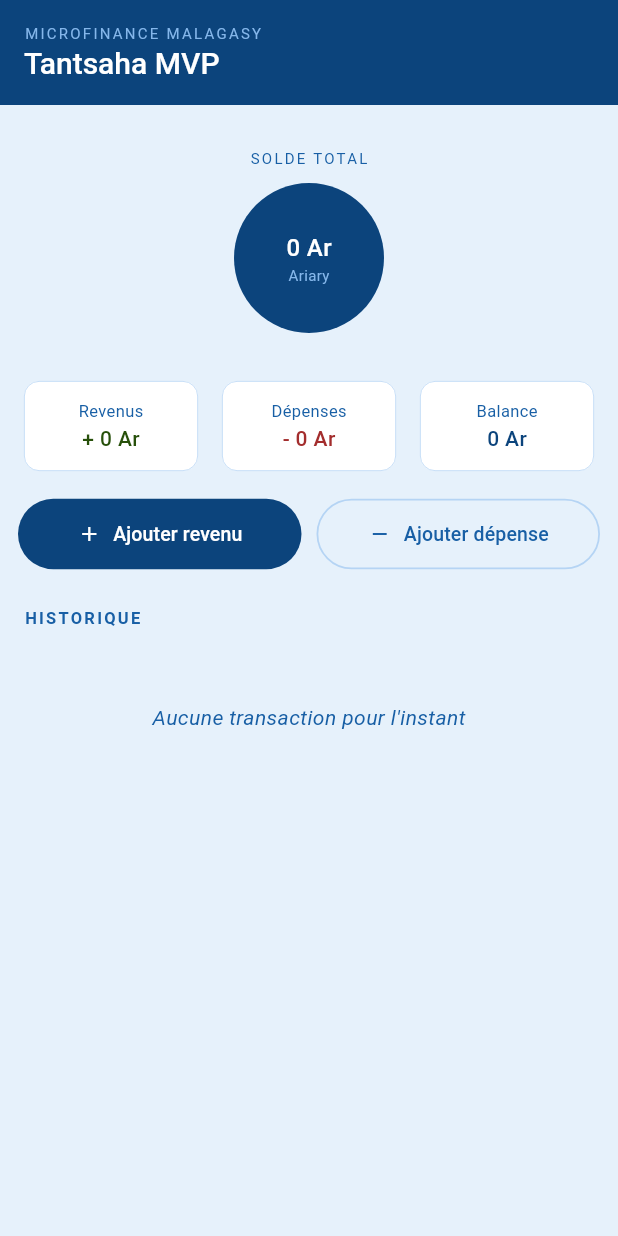
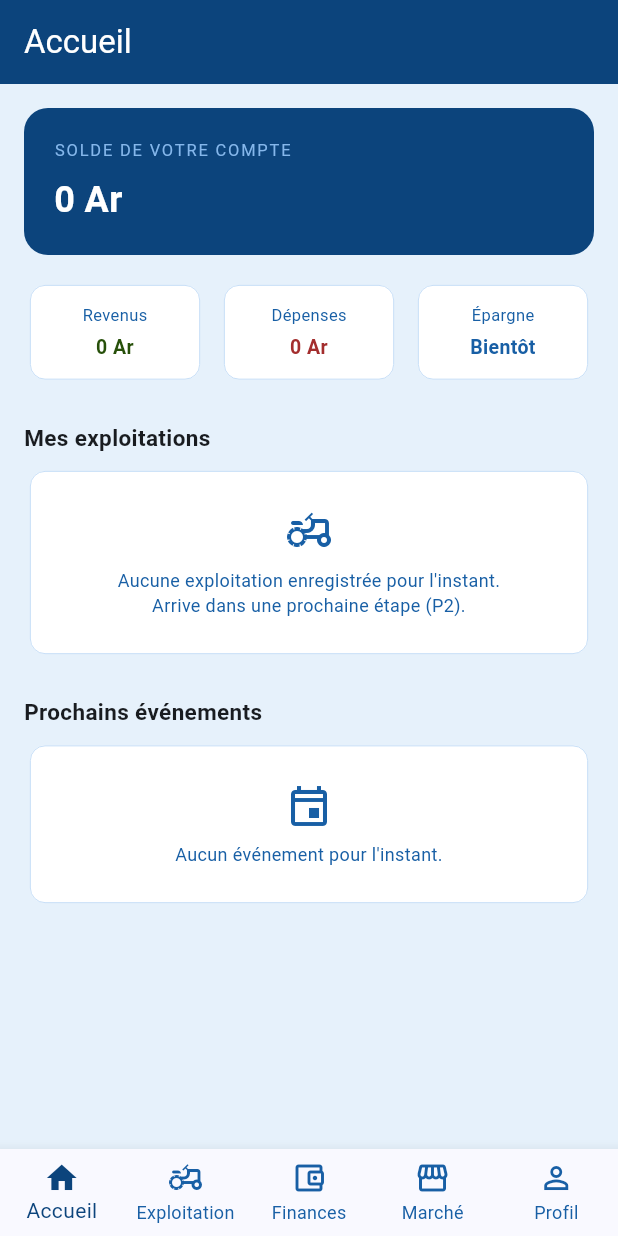
Before and after one commit to Cjaoh/MicfroFinanace_Tantsaha, a Flutter app: the screen it shows after launch, on a phone screen of 412 x 824 dp. Run offline on Flutter 3.47's test engine with Material 3 defaults, Android fonts, the phone set to English and light mode, and no system bars; our stand-ins replace sqflite; accounts and stored records are empty.

Commit message:
ajout ecrant

```diff
--- a/lib/constants/app_colors.dart
+++ /dev/null
@@ -1,14 +0,0 @@
-import 'package:flutter/material.dart';
-
-class AppColors {
-  static const Color primaryBrown  = Color(0xFF7C4A1E);
-  static const Color lightBrown    = Color(0xFF9E6730);
-  static const Color creamBg       = Color(0xFFFFF8F0);
-  static const Color creamCard     = Color(0xFFFFFFFF);
-  static const Color goldBorder    = Color(0xFFF5D5A8);
-  static const Color goldText      = Color(0xFFF5D5A8);
-  static const Color revenueGreen  = Color(0xFF1B5E3B);
-  static const Color depenseRed    = Color(0xFFC0392B);
-  static const Color textDark      = Color(0xFF2C2C2A);
-  static const Color textMuted     = Color(0xFF888780);
-}
--- a/lib/main.dart
+++ b/lib/main.dart
@@ -1,7 +1,7 @@
 import 'package:flutter/material.dart';
 import 'package:provider/provider.dart';
 import 'providers/transaction_provider.dart';
-import 'screens/home_screen.dart';
+import 'screens/main_navigation.dart';
 import 'core/app_theme.dart';
 
 void main() {
@@ -19,7 +19,7 @@ class MyApp extends StatelessWidget {
         title: 'Gestion Finances',
         theme: AppTheme.theme,
         debugShowCheckedModeBanner: false,
-        home: const HomeScreen(),
+        home: const MainNavigation(),
       ),
     );
   }
--- /dev/null
+++ b/lib/screens/accueil_screen.dart
@@ -0,0 +1,182 @@
+import 'package:flutter/material.dart';
+import 'package:provider/provider.dart';
+import 'package:intl/intl.dart';
+import '../core/app_theme.dart';
+import '../providers/transaction_provider.dart';
+
+/// Écran "Accueil" — tableau de bord, premier écran de la maquette.
+///
+/// Le solde et les totaux revenus/dépenses viennent du vrai
+/// [TransactionProvider] (donc de SQLite). Les sections "Mes
+/// exploitations" et "Prochains événements" n'ont pas encore de données
+/// réelles derrière (modules P2/P4 non développés) : on affiche un état
+/// vide honnête plutôt que des exemples inventés.
+class AccueilScreen extends StatelessWidget {
+  const AccueilScreen({super.key});
+
+  String _formatAriary(int montant) {
+    return '${NumberFormat('#,###', 'fr_FR').format(montant).replaceAll(',', ' ')} Ar';
+  }
+
+  @override
+  Widget build(BuildContext context) {
+    final provider = context.watch<TransactionProvider>();
+
+    return Scaffold(
+      appBar: AppBar(title: const Text('Accueil')),
+      body: SafeArea(
+        child: ListView(
+          padding: const EdgeInsets.all(16),
+          children: [
+            // Carte solde du compte
+            Container(
+              width: double.infinity,
+              padding: const EdgeInsets.all(20),
+              decoration: BoxDecoration(
+                color: AppColors.primary,
+                borderRadius: BorderRadius.circular(16),
+              ),
+              child: Column(
+                crossAxisAlignment: CrossAxisAlignment.start,
+                children: [
+                  Text(
+                    'SOLDE DE VOTRE COMPTE',
+                    style: TextStyle(
+                      fontSize: 11,
+                      letterSpacing: 1.2,
+                      color: AppColors.subtleBlue,
+                    ),
+                  ),
+                  const SizedBox(height: 8),
+                  Text(
+                    _formatAriary(provider.balance),
+                    style: const TextStyle(
+                      fontSize: 24,
+                      color: Colors.white,
+                      fontWeight: FontWeight.bold,
+                    ),
+                  ),
+                ],
+              ),
+            ),
+            const SizedBox(height: 16),
+
+            // Revenus / Dépenses / Épargne
+            Row(
+              children: [
+                Expanded(
+                  child: _MiniStatCard(
+                    label: 'Revenus',
+                    valeur: _formatAriary(provider.totalRevenus),
+                    couleur: AppColors.revAmount,
+                  ),
+                ),
+                const SizedBox(width: 8),
+                Expanded(
+                  child: _MiniStatCard(
+                    label: 'Dépenses',
+                    valeur: _formatAriary(provider.totalDepenses),
+                    couleur: AppColors.depAmount,
+                  ),
+                ),
+                const SizedBox(width: 8),
+                Expanded(
+                  child: _MiniStatCard(
+                    label: 'Épargne',
+                    valeur: 'Bientôt',
+                    couleur: AppColors.mutedText,
+                  ),
+                ),
+              ],
+            ),
+            const SizedBox(height: 24),
+
+            const _SectionTitle(titre: 'Mes exploitations'),
+            const SizedBox(height: 8),
+            const _EmptyStateCard(
+              icone: Icons.agriculture_outlined,
+              message:
+                  "Aucune exploitation enregistrée pour l'instant.\nArrive dans une prochaine étape (P2).",
+            ),
+            const SizedBox(height: 24),
+
+            const _SectionTitle(titre: 'Prochains événements'),
+            const SizedBox(height: 8),
+            const _EmptyStateCard(
+              icone: Icons.event_outlined,
+              message: "Aucun événement pour l'instant.",
+            ),
+          ],
+        ),
+      ),
+    );
+  }
+}
+
+class _MiniStatCard extends StatelessWidget {
+  final String label;
+  final String valeur;
+  final Color couleur;
+
+  const _MiniStatCard({
+    required this.label,
+    required this.valeur,
+    required this.couleur,
+  });
+
+  @override
+  Widget build(BuildContext context) {
+    return Card(
+      child: Padding(
+        padding: const EdgeInsets.all(12),
+        child: Column(
+          children: [
+            Text(label, style: TextStyle(fontSize: 11, color: AppColors.mutedText)),
+            const SizedBox(height: 4),
+            Text(
+              valeur,
+              textAlign: TextAlign.center,
+              style: TextStyle(fontSize: 13, fontWeight: FontWeight.w600, color: couleur),
+            ),
+          ],
+        ),
+      ),
+    );
+  }
+}
+
+class _SectionTitle extends StatelessWidget {
+  final String titre;
+  const _SectionTitle({required this.titre});
+
+  @override
+  Widget build(BuildContext context) {
+    return Text(titre, style: const TextStyle(fontSize: 15, fontWeight: FontWeight.w600));
+  }
+}
+
+class _EmptyStateCard extends StatelessWidget {
+  final IconData icone;
+  final String message;
+  const _EmptyStateCard({required this.icone, required this.message});
+
+  @override
+  Widget build(BuildContext context) {
+    return Card(
+      child: Padding(
+        padding: const EdgeInsets.symmetric(vertical: 24, horizontal: 16),
+        child: Column(
+          children: [
+            Icon(icone, size: 32, color: AppColors.mutedText),
+            const SizedBox(height: 8),
+            Text(
+              message,
+              textAlign: TextAlign.center,
+              style: TextStyle(fontSize: 12, color: AppColors.mutedText),
+            ),
+          ],
+        ),
+      ),
+    );
+  }
+}
--- /dev/null
+++ b/lib/screens/exploitation_screen.dart
@@ -0,0 +1,19 @@
+import 'package:flutter/material.dart';
+import '../widgets/placeholder_module.dart';
+
+class ExploitationScreen extends StatelessWidget {
+  const ExploitationScreen({super.key});
+
+  @override
+  Widget build(BuildContext context) {
+    return Scaffold(
+      appBar: AppBar(title: const Text('Mon exploitation')),
+      body: const PlaceholderModule(
+        icone: Icons.agriculture_outlined,
+        titre: 'Module Exploitation',
+        description:
+            'La gestion des parcelles et des cultures arrive dans une prochaine étape (phase P2 de la roadmap).',
+      ),
+    );
+  }
+}
--- a/lib/screens/home_screen.dart
+++ b/lib/screens/finances_screen.dart
@@ -8,14 +8,14 @@ import '../core/app_theme.dart';
 import '../widgets/transaction_tile.dart';
 import '../widgets/category_picker.dart';
 
-class HomeScreen extends StatefulWidget {
-  const HomeScreen({super.key});
+class FinancesScreen extends StatefulWidget {
+  const FinancesScreen({super.key});
 
   @override
-  State<HomeScreen> createState() => _HomeScreenState();
+  State<FinancesScreen> createState() => _FinancesScreenState();
 }
 
-class _HomeScreenState extends State<HomeScreen> {
+class _FinancesScreenState extends State<FinancesScreen> {
 
   String _formatAriary(int montant) {
     return '${NumberFormat('#,###', 'fr_FR').format(montant).replaceAll(',', ' ')} Ar';
@@ -187,7 +187,7 @@ class _HomeScreenState extends State<HomeScreen> {
               ),
             ),
             Text(
-              'Tantsaha MVP',
+              'Mes finances',
               style: TextStyle(
                 fontSize: 20,
                 color: Colors.white,
--- /dev/null
+++ b/lib/screens/main_navigation.dart
@@ -0,0 +1,82 @@
+import 'package:flutter/material.dart';
+import '../core/app_theme.dart';
+import 'accueil_screen.dart';
+import 'exploitation_screen.dart';
+import 'finances_screen.dart';
+import 'marche_screen.dart';
+import 'profil_screen.dart';
+
+/// Ossature de navigation principale.
+///
+/// Reproduit la barre de navigation à 5 onglets définie dans le cahier des
+/// charges (section 16 — UX/UI : "Navigation principale : Accueil,
+/// Exploitation, Finances, Marché, Profil.").
+///
+/// Chaque onglet garde son propre [Scaffold] (AppBar compris) — c'est un
+/// pattern standard en Flutter qui laisse chaque écran gérer sa propre
+/// barre supérieure sans complexifier cette classe.
+class MainNavigation extends StatefulWidget {
+  const MainNavigation({super.key});
+
+  @override
+  State<MainNavigation> createState() => _MainNavigationState();
+}
+
+class _MainNavigationState extends State<MainNavigation> {
+  int _selectedIndex = 0;
+
+  static const List<Widget> _screens = [
+    AccueilScreen(),
+    ExploitationScreen(),
+    FinancesScreen(),
+    MarcheScreen(),
+    ProfilScreen(),
+  ];
+
+  @override
+  Widget build(BuildContext context) {
+    return Scaffold(
+      // IndexedStack garde l'état de chaque écran en mémoire quand on
+      // change d'onglet, au lieu de reconstruire l'écran à chaque fois
+      // (important pour ne pas perdre la saisie en cours, par exemple).
+      body: IndexedStack(
+        index: _selectedIndex,
+        children: _screens,
+      ),
+      bottomNavigationBar: BottomNavigationBar(
+        currentIndex: _selectedIndex,
+        type: BottomNavigationBarType.fixed,
+        selectedItemColor: AppColors.primary,
+        unselectedItemColor: AppColors.mutedText,
+        onTap: (index) => setState(() => _selectedIndex = index),
+        items: const [
+          BottomNavigationBarItem(
+            icon: Icon(Icons.home_outlined),
+            activeIcon: Icon(Icons.home),
+            label: 'Accueil',
+          ),
+          BottomNavigationBarItem(
+            icon: Icon(Icons.agriculture_outlined),
+            activeIcon: Icon(Icons.agriculture),
+            label: 'Exploitation',
+          ),
+          BottomNavigationBarItem(
+            icon: Icon(Icons.account_balance_wallet_outlined),
+            activeIcon: Icon(Icons.account_balance_wallet),
+            label: 'Finances',
+          ),
+          BottomNavigationBarItem(
+            icon: Icon(Icons.storefront_outlined),
+            activeIcon: Icon(Icons.storefront),
+            label: 'Marché',
+          ),
+          BottomNavigationBarItem(
+            icon: Icon(Icons.person_outline),
+            activeIcon: Icon(Icons.person),
+            label: 'Profil',
+          ),
+        ],
+      ),
+    );
+  }
+}
--- /dev/null
+++ b/lib/screens/marche_screen.dart
@@ -0,0 +1,19 @@
+import 'package:flutter/material.dart';
+import '../widgets/placeholder_module.dart';
+
+class MarcheScreen extends StatelessWidget {
+  const MarcheScreen({super.key});
+
+  @override
+  Widget build(BuildContext context) {
+    return Scaffold(
+      appBar: AppBar(title: const Text('Marché')),
+      body: const PlaceholderModule(
+        icone: Icons.storefront_outlined,
+        titre: 'Marché',
+        description:
+            'Le catalogue de produits et la vente des récoltes sont prévus en phase P10 (marketplace) de la roadmap.',
+      ),
+    );
+  }
+}
--- /dev/null
+++ b/lib/screens/profil_screen.dart
@@ -0,0 +1,19 @@
+import 'package:flutter/material.dart';
+import '../widgets/placeholder_module.dart';
+
+class ProfilScreen extends StatelessWidget {
+  const ProfilScreen({super.key});
+
+  @override
+  Widget build(BuildContext context) {
+    return Scaffold(
+      appBar: AppBar(title: const Text('Profil')),
+      body: const PlaceholderModule(
+        icone: Icons.person_outline,
+        titre: 'Profil & authentification',
+        description:
+            "La gestion du profil agriculteur et la connexion sécurisée arrivent avec le module d'authentification (phases P2/P5 de la roadmap).",
+      ),
+    );
+  }
+}
--- /dev/null
+++ b/lib/widgets/placeholder_module.dart
@@ -0,0 +1,49 @@
+import 'package:flutter/material.dart';
+import '../core/app_theme.dart';
+
+/// État honnête pour un écran dont le module n'est pas encore implémenté
+/// côté données.
+///
+/// On affiche clairement "pas encore disponible" plutôt que d'inventer du
+/// contenu — c'est directement lié à ce qu'on a trouvé dans ce dépôt
+/// (des docs qui décrivaient des fonctionnalités inexistantes). Ici, si
+/// l'écran dit quelque chose, c'est vrai.
+class PlaceholderModule extends StatelessWidget {
+  final IconData icone;
+  final String titre;
+  final String description;
+
+  const PlaceholderModule({
+    super.key,
+    required this.icone,
+    required this.titre,
+    required this.description,
+  });
+
+  @override
+  Widget build(BuildContext context) {
+    return Center(
+      child: Padding(
+        padding: const EdgeInsets.all(32),
+        child: Column(
+          mainAxisSize: MainAxisSize.min,
+          children: [
+            Icon(icone, size: 56, color: AppColors.mutedText),
+            const SizedBox(height: 16),
+            Text(
+              titre,
+              style: const TextStyle(fontSize: 18, fontWeight: FontWeight.w600),
+              textAlign: TextAlign.center,
+            ),
+            const SizedBox(height: 8),
+            Text(
+              description,
+              textAlign: TextAlign.center,
+              style: TextStyle(fontSize: 13, color: AppColors.mutedText),
+            ),
+          ],
+        ),
+      ),
+    );
+  }
+}
```
